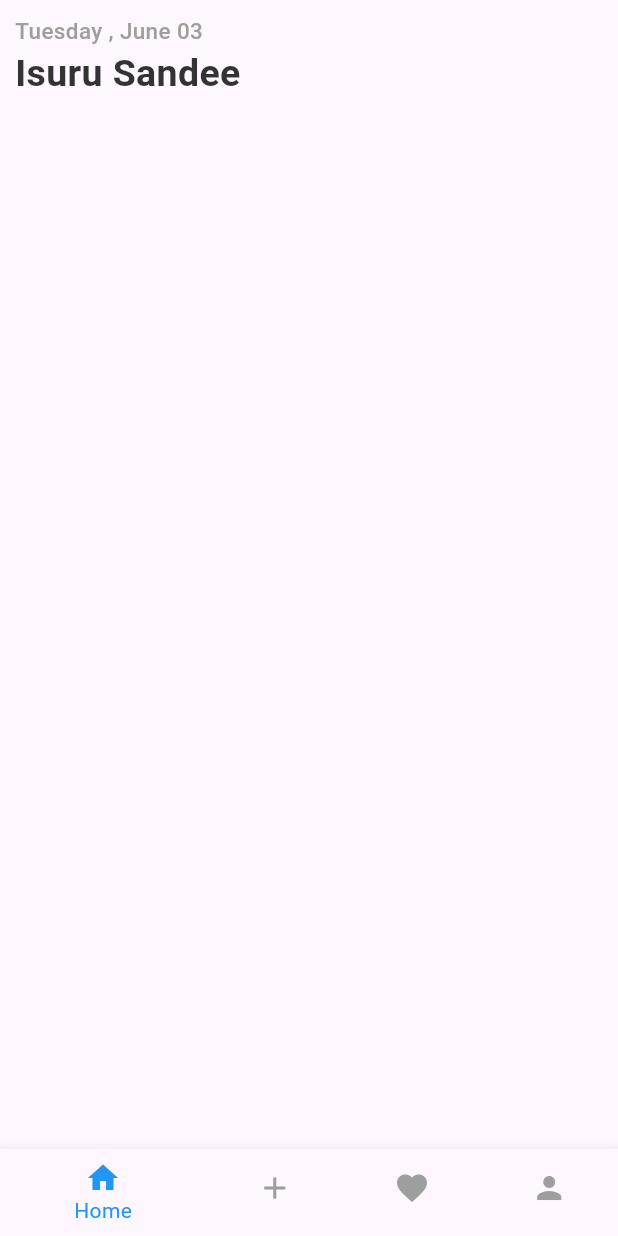
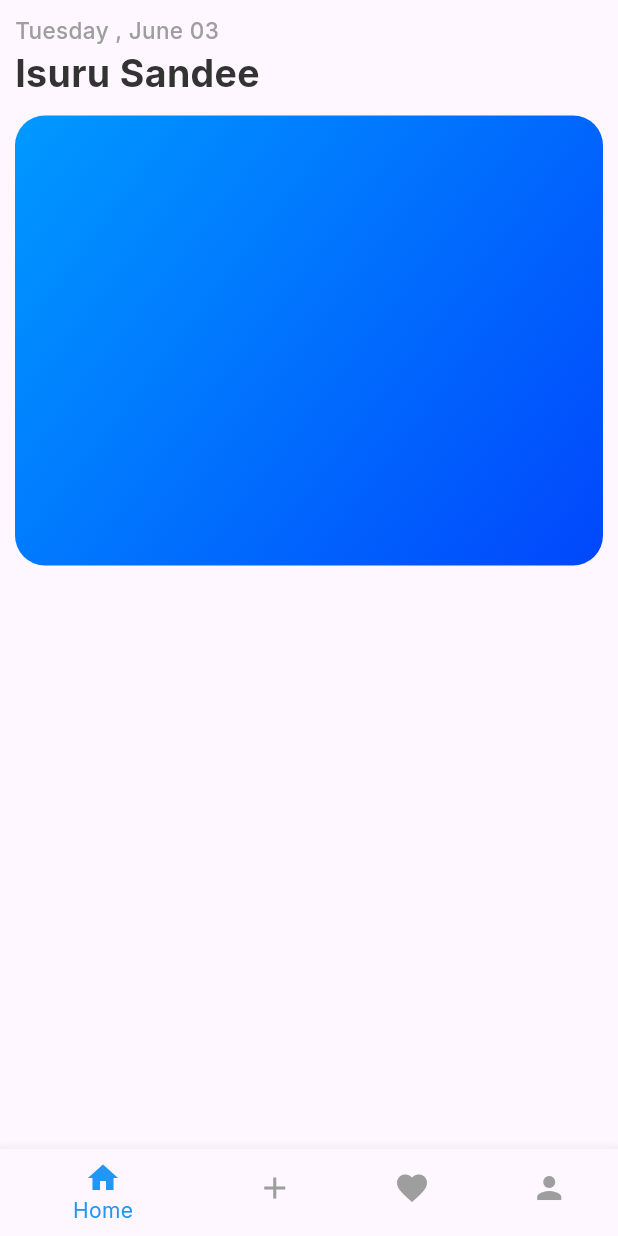
Before and after one commit to WmIsuru2001/Workout-Planner-, a Flutter app: the screen it shows after launch, on a phone screen of 412 x 824 dp. Run offline on Flutter 3.47's test engine with Material 3 defaults, Android fonts, the phone set to English and light mode, and no system bars; our stand-ins replace google_fonts.

Commit message:
add google font

```diff
--- a/lib/main.dart
+++ b/lib/main.dart
@@ -1,4 +1,5 @@
 import 'package:flutter/material.dart';
+import 'package:google_fonts/google_fonts.dart';
 import 'package:workout_planner/pages/add_new_page.dart';
 import 'package:workout_planner/pages/favourites_page.dart';
 import 'package:workout_planner/pages/home_page.dart';
@@ -30,6 +31,9 @@ class _MyAppState extends State<MyApp> {
     return MaterialApp(
       debugShowCheckedModeBanner: false,
       title: "Workout Planner",
+      theme: ThemeData(
+          primaryColor: Colors.blue,
+          textTheme: GoogleFonts.interTextTheme(Theme.of(context).textTheme)),
       home: Scaffold(
         bottomNavigationBar: BottomNavigationBar(
           selectedItemColor: Colors.blue,
--- a/lib/pages/home_page.dart
+++ b/lib/pages/home_page.dart
@@ -2,6 +2,7 @@ import 'package:flutter/material.dart';
 import 'package:intl/intl.dart';
 import 'package:workout_planner/constants/colors.dart';
 import 'package:workout_planner/data/user_data.dart';
+import 'package:workout_planner/widgets/progress_card.dart';
 
 class HomePage extends StatefulWidget {
   const HomePage({super.key});
@@ -48,6 +49,13 @@ class _HomePageState extends State<HomePage> {
                     color: kMainBlackColor,
                   ),
                 ),
+                const SizedBox(
+                  height: 10,
+                ),
+                const ProgressCard(
+                  progressValue: 0.5,
+                  total: 100,
+                ),
               ],
             ),
           ),
--- /dev/null
+++ b/lib/widgets/progress_card.dart
@@ -0,0 +1,35 @@
+import 'package:flutter/material.dart';
+import 'package:workout_planner/constants/colors.dart';
+
+class ProgressCard extends StatefulWidget {
+  final double progressValue;
+  final int total;
+  const ProgressCard({
+    super.key,
+    required this.progressValue,
+    required this.total,
+  });
+
+  @override
+  State<ProgressCard> createState() => _ProgressCardState();
+}
+
+class _ProgressCardState extends State<ProgressCard> {
+  @override
+  Widget build(BuildContext context) {
+    int done = (widget.progressValue * widget.total).toInt();
+
+    return Container(
+      width: double.infinity,
+      height: 300,
+      decoration: BoxDecoration(
+        borderRadius: BorderRadius.circular(20),
+        gradient: const LinearGradient(
+          begin: Alignment.topLeft,
+          end: Alignment.bottomRight,
+          colors: [kMainColor, kMainDarlBlueColor],
+        ),
+      ),
+    );
+  }
+}
--- a/pubspec.yaml
+++ b/pubspec.yaml
@@ -36,6 +36,7 @@ dependencies:
   # Use with the CupertinoIcons class for iOS style icons.
   cupertino_icons: ^1.0.8
   intl: ^0.20.2
+  google_fonts: ^6.2.1
 
 dev_dependencies:
   flutter_test:
```
Also changed, not shown: pubspec.lock, 1 other file.
